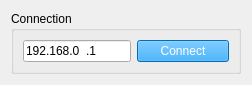
First picture: the form in src/edcon/gui/connection.ui, repository Festo-se/festo-edcon, before the edit.
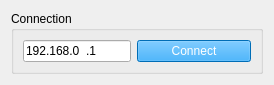
Second picture: the form after the edit.

Commit message: Uploaded parameter list in gui

Diff of the .ui file:
```diff
--- a/src/edcon/gui/connection.ui
+++ b/src/edcon/gui/connection.ui
@@ -9,8 +9,8 @@
    <rect>
     <x>0</x>
     <y>0</y>
-    <width>252</width>
-    <height>81</height>
+    <width>274</width>
+    <height>82</height>
    </rect>
   </property>
   <property name="windowTitle">
```
Left out of the diff: 4 changed lines with no effect on the pictures. The commit also changes 5 other files.
